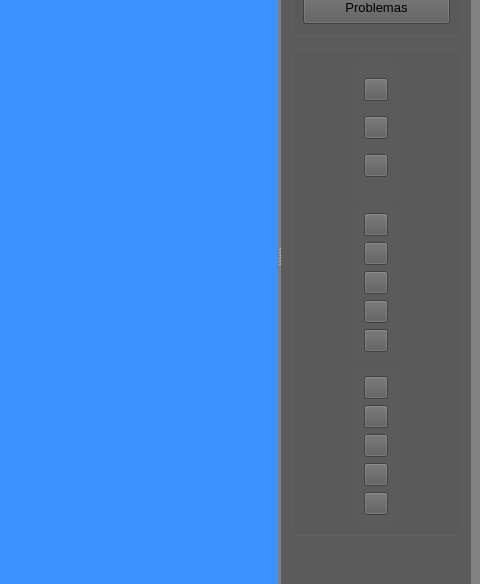
Above: Trabajo/mainwindow.ui from KaiacUPV/PROYECTO-IHM before the change; both pictures show x 520 to 1000 and y 234 to 818 of the 1000 by 1000 pixel window. Below: the same form after it.
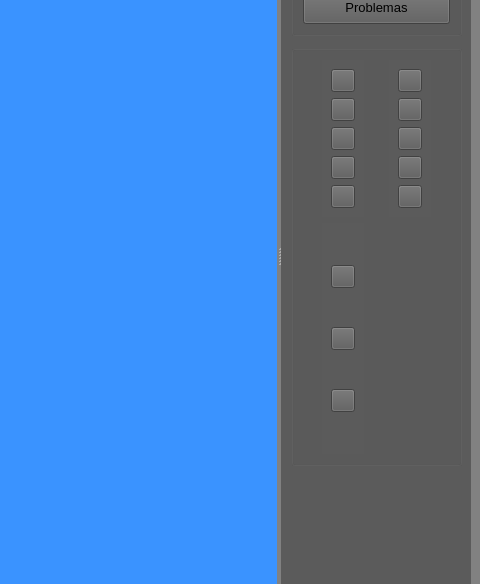
That is the form after the change.

Diff of the .ui file:
```diff
--- a/Trabajo/mainwindow.ui
+++ b/Trabajo/mainwindow.ui
@@ -79,6 +79,14 @@
             <height>0</height>
            </size>
           </property>
+          <property name="font">
+           <font>
+            <bold>true</bold>
+           </font>
+          </property>
+          <property name="mouseTracking">
+           <bool>true</bool>
+          </property>
           <property name="styleSheet">
            <string notr="true">background-color: rgb(91, 91, 91);</string>
           </property>
@@ -92,7 +100,7 @@
               <x>10</x>
               <y>270</y>
               <width>171</width>
-              <height>491</height>
+              <height>421</height>
              </rect>
             </property>
             <property name="sizePolicy">
@@ -122,98 +130,7 @@
              <set>Qt::AlignmentFlag::AlignCenter</set>
             </property>
             <layout class="QGridLayout" name="gridLayout_2">
-             <item row="2" column="0">
-              <widget class="QWidget" name="widgetConfig" native="true">
-               <property name="sizePolicy">
-                <sizepolicy hsizetype="Fixed" vsizetype="Fixed">
-                 <horstretch>0</horstretch>
-                 <verstretch>0</verstretch>
-                </sizepolicy>
-               </property>
-               <layout class="QVBoxLayout" name="verticalLayout_5">
-                <item>
-                 <widget class="QToolButton" name="btnZoomIn">
-                  <property name="sizePolicy">
-                   <sizepolicy hsizetype="Maximum" vsizetype="Maximum">
-                    <horstretch>0</horstretch>
-                    <verstretch>0</verstretch>
-                   </sizepolicy>
-                  </property>
-                  <property name="font">
-                   <font>
-                    <pointsize>10</pointsize>
-                   </font>
-                  </property>
-                  <property name="text">
-                   <string/>
-                  </property>
-                 </widget>
-                </item>
-                <item>
-                 <widget class="QToolButton" name="btnZoomOut">
-                  <property name="text">
-                   <string/>
-                  </property>
-                 </widget>
-                </item>
-                <item>
-                 <widget class="QToolButton" name="btnMover">
-                  <property name="sizePolicy">
-                   <sizepolicy hsizetype="Maximum" vsizetype="Maximum">
-                    <horstretch>0</horstretch>
-                    <verstretch>0</verstretch>
-                   </sizepolicy>
-                  </property>
-                  <property name="font">
-                   <font>
-                    <pointsize>10</pointsize>
-                   </font>
-                  </property>
-                  <property name="text">
-                   <string/>
-                  </property>
-                 </widget>
-                </item>
-                <item>
-                 <widget class="QToolButton" name="btnBorrar">
-                  <property name="sizePolicy">
-                   <sizepolicy hsizetype="Maximum" vsizetype="Maximum">
-                    <horstretch>0</horstretch>
-                    <verstretch>0</verstretch>
-                   </sizepolicy>
-                  </property>
-                  <property name="font">
-                   <font>
-                    <pointsize>10</pointsize>
-                   </font>
-                  </property>
-                  <property name="text">
-                   <string/>
-                  </property>
-                 </widget>
-                </item>
-                <item>
-                 <widget class="QToolButton" name="btnLimpiar">
-                  <property name="sizePolicy">
-                   <sizepolicy hsizetype="Maximum" vsizetype="Maximum">
-                    <horstretch>0</horstretch>
-                    <verstretch>0</verstretch>
-                   </sizepolicy>
-                  </property>
-                  <property name="font">
-                   <font>
-                    <pointsize>10</pointsize>
-                   </font>
-                  </property>
-                  <property name="text">
-                   <string/>
-                  </property>
-                 </widget>
-                </item>
-               </layout>
-              </widget>
-             </item>
-             <item row="1" column="0">
+             <item row="1" column="2">
               <widget class="QWidget" name="widgetLetras" native="true">
                <property name="sizePolicy">
                 <sizepolicy hsizetype="Fixed" vsizetype="Fixed">
@@ -345,7 +262,98 @@
                </layout>
               </widget>
              </item>
-             <item row="0" column="0">
+             <item row="1" column="0">
+              <widget class="QWidget" name="widgetConfig" native="true">
+               <property name="sizePolicy">
+                <sizepolicy hsizetype="Fixed" vsizetype="Fixed">
+                 <horstretch>0</horstretch>
+                 <verstretch>0</verstretch>
+                </sizepolicy>
+               </property>
+               <layout class="QVBoxLayout" name="verticalLayout_5">
+                <item>
+                 <widget class="QToolButton" name="btnZoomIn">
+                  <property name="sizePolicy">
+                   <sizepolicy hsizetype="Maximum" vsizetype="Maximum">
+                    <horstretch>0</horstretch>
+                    <verstretch>0</verstretch>
+                   </sizepolicy>
+                  </property>
+                  <property name="font">
+                   <font>
+                    <pointsize>10</pointsize>
+                   </font>
+                  </property>
+                  <property name="text">
+                   <string/>
+                  </property>
+                 </widget>
+                </item>
+                <item>
+                 <widget class="QToolButton" name="btnZoomOut">
+                  <property name="text">
+                   <string/>
+                  </property>
+                 </widget>
+                </item>
+                <item>
+                 <widget class="QToolButton" name="btnMover">
+                  <property name="sizePolicy">
+                   <sizepolicy hsizetype="Maximum" vsizetype="Maximum">
+                    <horstretch>0</horstretch>
+                    <verstretch>0</verstretch>
+                   </sizepolicy>
+                  </property>
+                  <property name="font">
+                   <font>
+                    <pointsize>10</pointsize>
+                   </font>
+                  </property>
+                  <property name="text">
+                   <string/>
+                  </property>
+                 </widget>
+                </item>
+                <item>
+                 <widget class="QToolButton" name="btnBorrar">
+                  <property name="sizePolicy">
+                   <sizepolicy hsizetype="Maximum" vsizetype="Maximum">
+                    <horstretch>0</horstretch>
+                    <verstretch>0</verstretch>
+                   </sizepolicy>
+                  </property>
+                  <property name="font">
+                   <font>
+                    <pointsize>10</pointsize>
+                   </font>
+                  </property>
+                  <property name="text">
+                   <string/>
+                  </property>
+                 </widget>
+                </item>
+                <item>
+                 <widget class="QToolButton" name="btnLimpiar">
+                  <property name="sizePolicy">
+                   <sizepolicy hsizetype="Maximum" vsizetype="Maximum">
+                    <horstretch>0</horstretch>
+                    <verstretch>0</verstretch>
+                   </sizepolicy>
+                  </property>
+                  <property name="font">
+                   <font>
+                    <pointsize>10</pointsize>
+                   </font>
+                  </property>
+                  <property name="text">
+                   <string/>
+                  </property>
+                 </widget>
+                </item>
+               </layout>
+              </widget>
+             </item>
+             <item row="2" column="0">
               <widget class="QWidget" name="widgetItems" native="true">
                <property name="sizePolicy">
                 <sizepolicy hsizetype="Fixed" vsizetype="Preferred">
@@ -353,7 +361,13 @@
                  <verstretch>0</verstretch>
                 </sizepolicy>
                </property>
-               <layout class="QVBoxLayout" name="verticalLayout_4">
+               <property name="font">
+                <font>
+                 <bold>true</bold>
+                 <underline>true</underline>
+                </font>
+               </property>
+               <layout class="QVBoxLayout" name="verticalLayout_2">
                 <item>
                  <widget class="QToolButton" name="btnCompas">
                   <property name="sizePolicy">
```
Left out of the diff: 7 changed lines with no effect on the pictures.
